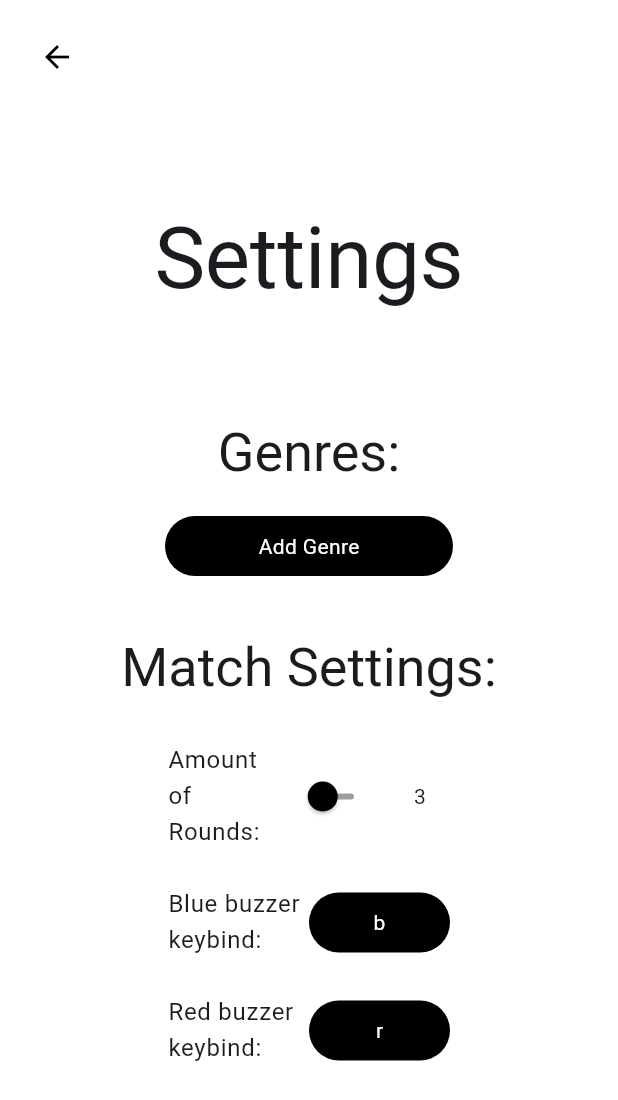
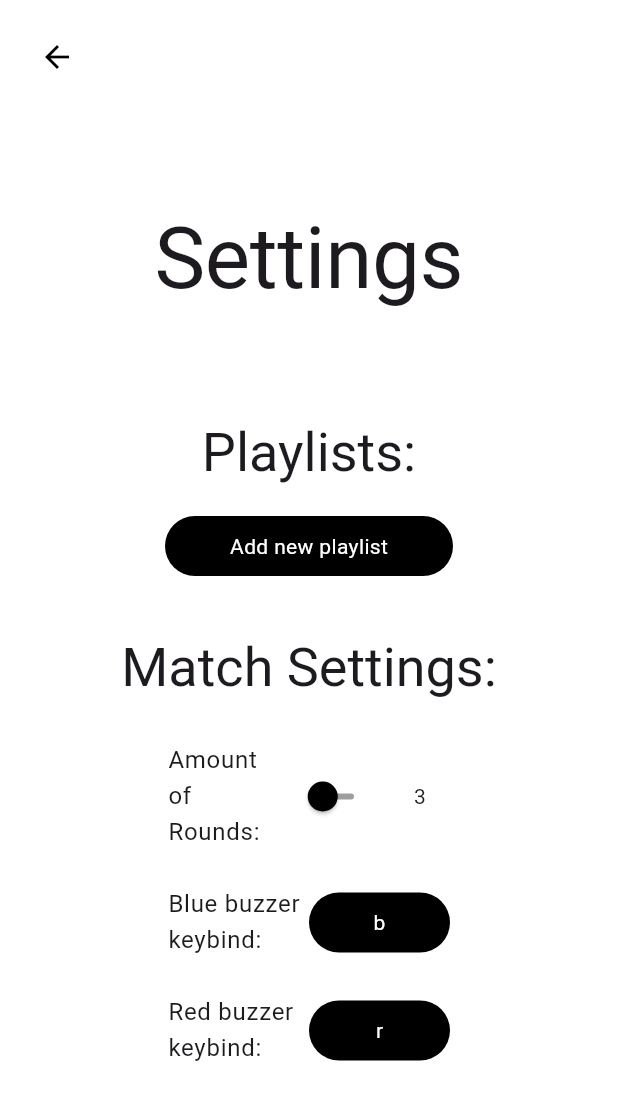
Before and after one commit to Username4D/buzzed, a Flutter app: the SettingsPage screen opened directly, on a phone screen of 412 x 824 dp. Shown: the top 1100 px of the screen. Run offline on Flutter 3.47's test engine with Material 3 defaults, Android fonts, the phone set to English and light mode, and no system bars; our stand-ins replace audioplayers, flutter_riverpod, flutter_svg; missing offline and left inert: filesystem_picker.

Commit message:
visually changed the term 'genre' to 'playlist' inside the ui, to make it fit the multi purpose nature more

```diff
--- a/lib/pages/genre_selection.dart
+++ b/lib/pages/genre_selection.dart
@@ -69,7 +69,7 @@ class GenreOptions extends ConsumerWidget {
             padding: const EdgeInsets.all(16.0),
             child: Center(
               child: Text(
-                'Select Genre:',
+                'Select Playlist:',
                 textScaler: TextScaler.linear(1),
                 style: Theme.of(context).textTheme.displayLarge,
                 ),
--- a/lib/pages/settings_page.dart
+++ b/lib/pages/settings_page.dart
@@ -34,7 +34,7 @@ class SettingsPage extends ConsumerWidget {
                   ),
                 ),
                 CustomSeperator(),
-                SectionHeader(sectionTitle: 'Genres:',),
+                SectionHeader(sectionTitle: 'Playlists:',),
                 // CustomSeperator(),
                 Padding(
                   padding: const EdgeInsetsGeometry.only(left: 20, right: 20),
@@ -64,9 +64,8 @@ class SettingsPage extends ConsumerWidget {
                       ),
                       onPressed: () {
                         ref.read(genreNotifierProvider.notifier).addGenre('', '');
-                        print('NewGenre');
                       },
-                      child: Text('Add Genre'),
+                      child: Text('Add new playlist'),
                     ),
                   ),
                 ),
@@ -161,7 +160,7 @@ class GenreTileState extends ConsumerState<GenreTile> {
                             ref.read(genreNotifierProvider.notifier).changeGenreName(widget.genre, value);
                           },
                           decoration: InputDecoration(
-                            hintText: 'Genre Name',
+                            hintText: 'Playlist name',
                             focusedBorder: UnderlineInputBorder(
                               borderSide: BorderSide(
                                 color: Colors.black,
```
